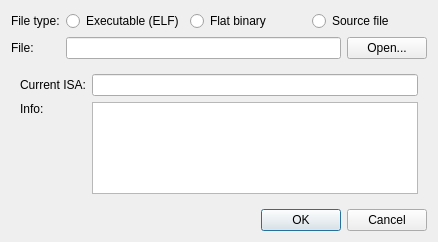
The window that src/loaddialog.ui (mortbopet/Ripes) describes before a commit, drawn with Qt 5.
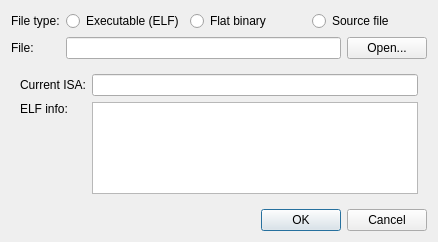
The same window after the commit.

Commit message:
Info -> ELF info
be a bit more explicit here...

What changed in the file:
```diff
--- a/src/loaddialog.ui
+++ b/src/loaddialog.ui
@@ -160,7 +160,7 @@
            <item>
             <widget class="QLabel" name="label_6">
              <property name="text">
-              <string>Info:</string>
+              <string>ELF info:</string>
              </property>
             </widget>
            </item>
```
